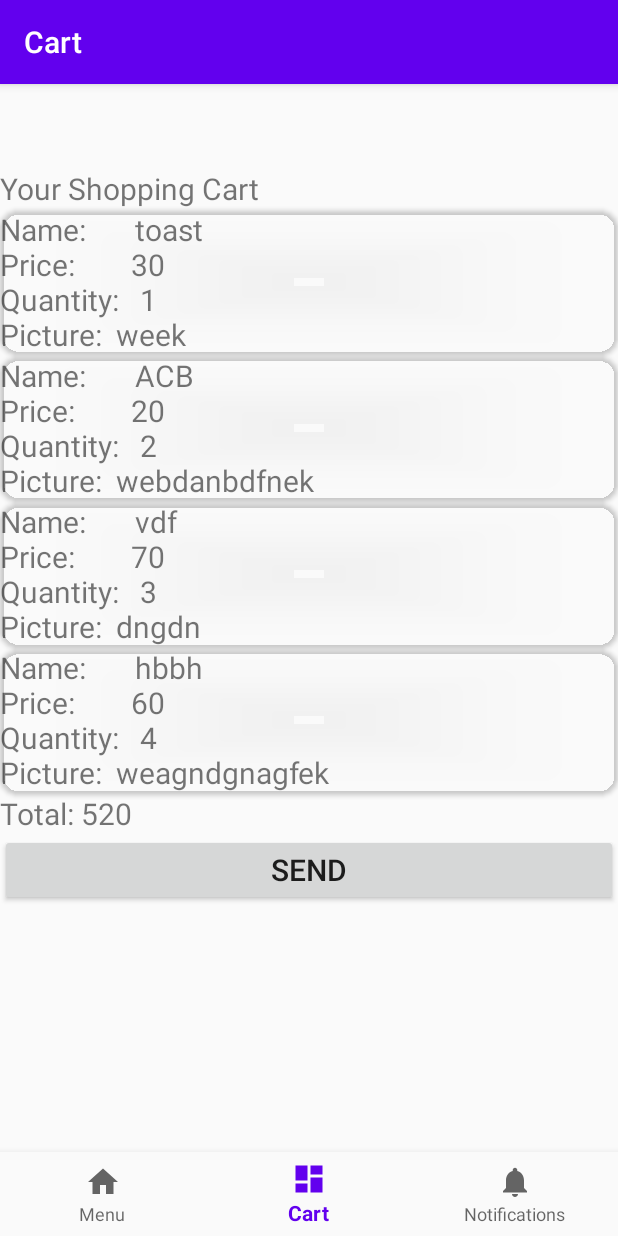
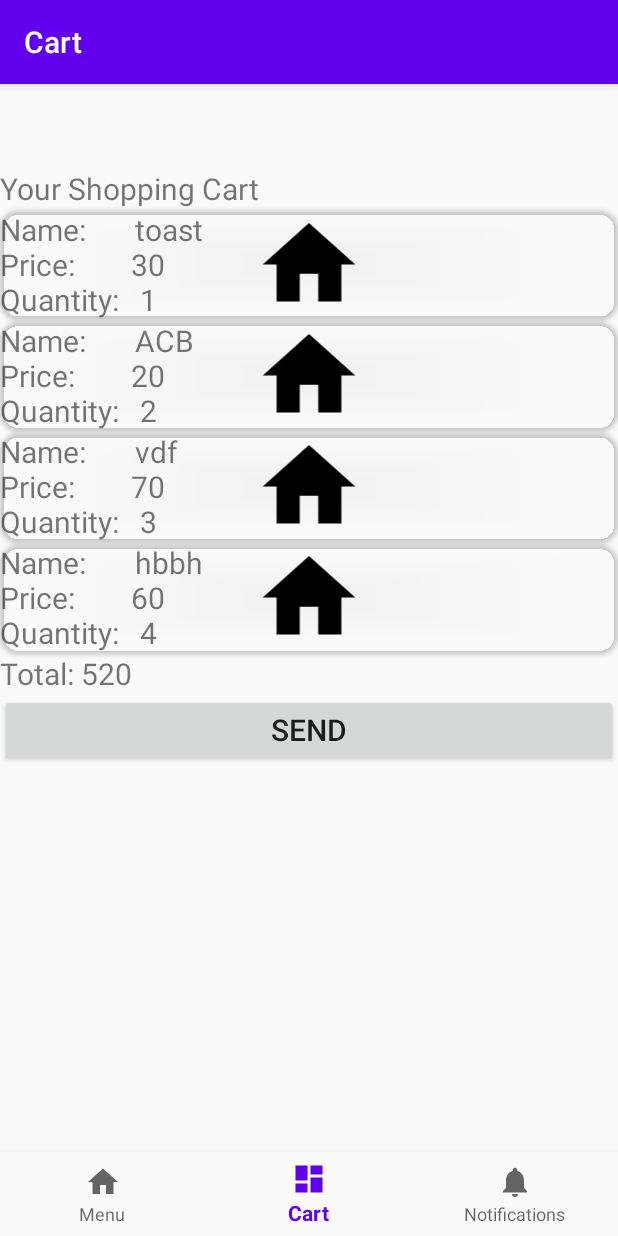
Before and after one commit to muyumiya1201/Android-FinalProject, an Android app: the DashboardFragment screen opened through its navigation route, on a phone screen of 412 x 824 dp. Run offline under Robolectric (Android 15) with nearby library versions, the phone set to English and light mode, and no system bars; our stand-ins replace navigation-ui.

Commit message:
feat: let order can show picture.

```diff
--- a/app/src/main/java/com/example/breakfast/ui/dashboard/DashboardFragment.kt
+++ b/app/src/main/java/com/example/breakfast/ui/dashboard/DashboardFragment.kt
@@ -6,10 +6,12 @@ import android.view.LayoutInflater
 import android.view.View
 import android.view.ViewGroup
 import android.widget.Button
+import android.widget.ImageView
 import android.widget.LinearLayout
 import android.widget.TextView
 import androidx.cardview.widget.CardView
 import androidx.fragment.app.Fragment
+import androidx.lifecycle.Observer
 import androidx.lifecycle.ViewModelProviders
 import com.example.breakfast.R
 import com.example.breakfast.ui.home.HomeFragment
@@ -25,6 +27,7 @@ class DashboardFragment : Fragment() {
 
     private lateinit var dashboardViewModel: DashboardViewModel
     private lateinit var myProductName: LinearLayout
+    private var FIREBASE_REF: String = "FIREBASE_REF"
 
 
     override fun onCreateView(
@@ -38,12 +41,14 @@ class DashboardFragment : Fragment() {
                 ViewModelProviders.of(this).get(DashboardViewModel::class.java)
         val root = inflater.inflate(R.layout.fragment_dashboard, container, false)
         val textView: TextView = root.findViewById(R.id.text_dashboard)
-        /*
+
         dashboardViewModel.text.observe(viewLifecycleOwner, Observer {
-            textView.text = "hello"
-        })*/
+            textView.textSize = 20F
+            textView.text = it
+        })
 
         myProductName = root.findViewById(R.id.shopping_cart)
+
 
         /* get order here*/
         //val order = this.arguments?.getString(HomeFragment.ORDER) //real data
@@ -70,6 +75,14 @@ class DashboardFragment : Fragment() {
 
         myProductName.addView(send)
 
+
+        send.setOnClickListener{
+            if (order != null) {
+                sendOrder(order)
+            }
+        }
+
+
         return root
     }
 
@@ -89,8 +102,11 @@ class DashboardFragment : Fragment() {
                 productContext.text =
                     "Name:       " + product.asJsonObject.get("name").asString + "\n" +
                             "Price:        " + product.asJsonObject.get("price").asString+ "\n" +
-                            "Quantity:   " + product.asJsonObject.get("quantity").asString + "\n" +
-                            "Picture:  " + product.asJsonObject.get("picture").asString
+                            "Quantity:   " + product.asJsonObject.get("quantity").asString
+
+
+                val productPicture = ImageView(context)
+                productPicture.setImageResource(product.asJsonObject.get("picture").asInt)
 
                 // create card
                 val card = context?.let { CardView(it) }
@@ -100,7 +116,9 @@ class DashboardFragment : Fragment() {
                 card?.minimumHeight = 50
                 card?.minimumWidth = 50
                 card?.radius = 20f
+                card?.addView(productPicture)
                 card?.addView(productContext)
+
 
                 myProductName.addView(card)
 
@@ -112,14 +130,21 @@ class DashboardFragment : Fragment() {
         return total
     }
 
+    /* send order to firebase */
+    private fun sendOrder(order: String) {
+
+        //val ref = Firebase(FIREBASE_REF)
+        //ref.setValue(order)
+    }
+
     private fun menu(): String? {
 
         val products = ArrayList<HomeFragment.Product>()
 
-        products.add(HomeFragment.Product("toast", 30, 1, "week"))
-        products.add(HomeFragment.Product("ACB", 20, 2, "webdanbdfnek"))
-        products.add(HomeFragment.Product("vdf", 70, 3, "dngdn"))
-        products.add(HomeFragment.Product("hbbh", 60, 4, "weagndgnagfek"))
+        products.add(HomeFragment.Product("toast", 30, 1, R.drawable.ic_home_black_24dp))
+        products.add(HomeFragment.Product("ACB", 20, 2, R.drawable.ic_home_black_24dp))
+        products.add(HomeFragment.Product("vdf", 70, 3, R.drawable.ic_home_black_24dp))
+        products.add(HomeFragment.Product("hbbh", 60, 4, R.drawable.ic_home_black_24dp))
 
         val gson = GsonBuilder().setPrettyPrinting().create()
 
--- a/app/src/main/java/com/example/breakfast/ui/dashboard/DashboardViewModel.kt
+++ b/app/src/main/java/com/example/breakfast/ui/dashboard/DashboardViewModel.kt
@@ -7,7 +7,7 @@ import androidx.lifecycle.ViewModel
 class DashboardViewModel : ViewModel() {
 
     private val _text = MutableLiveData<String>().apply {
-        value = "This is dashboard Fragment"
+        value = "Your Shopping Cart"
     }
     val text: LiveData<String> = _text
 }
--- a/app/src/main/java/com/example/breakfast/ui/home/HomeFragment.kt
+++ b/app/src/main/java/com/example/breakfast/ui/home/HomeFragment.kt
@@ -18,7 +18,7 @@ class HomeFragment : Fragment() {
 
     private lateinit var homeViewModel: HomeViewModel
     // product bean
-    data class Product(var name: String, var price: Int, var quantity: Int, var picture: String)
+    data class Product(var name: String, var price: Int, var quantity: Int, var picture: Int)
 
     companion object {
         const val ORDER: String = "ORDER"
@@ -52,10 +52,10 @@ class HomeFragment : Fragment() {
 
         val products = ArrayList<Product>()
 
-        products.add(Product("toast", 30, 1, "week"))
-        products.add(Product("ACB", 20, 2, "webdanbdfnek"))
-        products.add(Product("vdf", 70, 3, "dngdn"))
-        products.add(Product("hbbh", 60, 4, "weagndgnagfek"))
+        products.add(Product("toast", 30, 1, R.drawable.ic_home_black_24dp))
+        products.add(Product("ACB", 20, 2, R.drawable.ic_home_black_24dp))
+        products.add(Product("vdf", 70, 3, R.drawable.ic_home_black_24dp))
+        products.add(Product("hbbh", 60, 4, R.drawable.ic_home_black_24dp))
 
         val gson = GsonBuilder().setPrettyPrinting().create()
 
--- a/app/src/main/res/layout/fragment_dashboard.xml
+++ b/app/src/main/res/layout/fragment_dashboard.xml
@@ -17,8 +17,6 @@
             android:id="@+id/text_dashboard"
             android:layout_width="match_parent"
             android:layout_height="wrap_content"
-            android:textSize="20sp"
-            android:text="Your Shopping Cart"
             android:orientation="horizontal" />
 
     </LinearLayout>
```
Also changed, not shown: app/src/main/java/com/example/breakfast/HomePage.kt (deleted, +0 -80 lines), app/src/main/java/com/example/breakfast/ShoppingCart.kt (deleted, +0 -64 lines), 1 other file.
